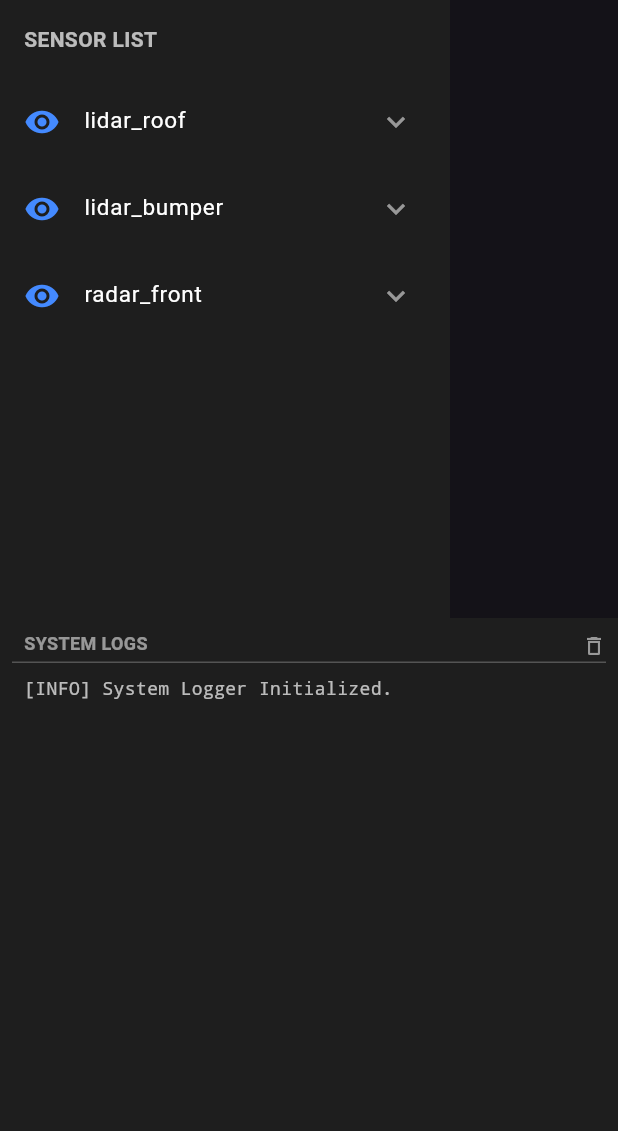
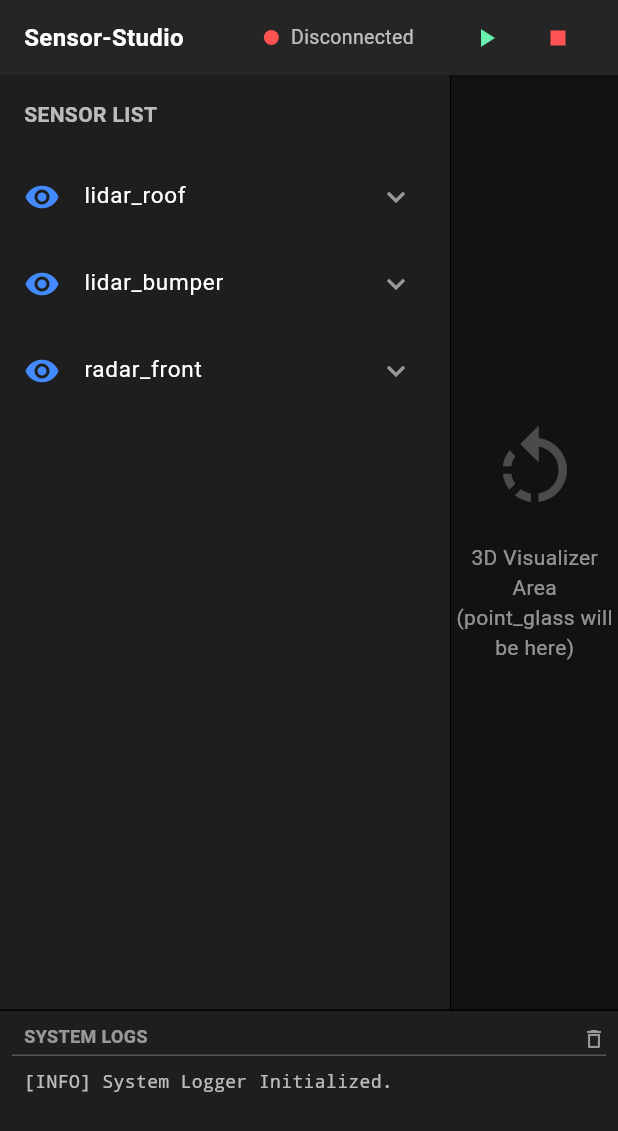
Before and after one commit to KanaviMobility-SW-Team/sensor-studio, a Flutter app: the screen it shows after launch, on a phone screen of 412 x 824 dp. Shown: the top 1131 px of the screen. Run offline on Flutter 3.47's test engine with Material 3 defaults, Android fonts, the light colour scheme and no system bars; our stand-ins replace flutter_riverpod, riverpod_annotation; missing offline and left inert: flutter_multiplatform_logger; generated files the repository leaves out were written again.

Commit message:
feat(ui): implement dashboard screen and modularize layout
- DashboardScreen 도입으로 메인 UI 구조화 및 각 영역 컴포넌트화
- 상단 헤더(MainHeader) 및 3D 비주얼라이저(MainVisualizer) 컴포넌트 추가
- 헤더, 사이드바, 메인 뷰포트, 하단 콘솔이 조립된 통합 레이아웃 구축
- main.dart의 UI 정의를 DashboardScreen으로 분리하여 코드 가독성 개선

```diff
--- a/ui/lib/main.dart
+++ b/ui/lib/main.dart
@@ -2,9 +2,7 @@ import 'package:flutter/material.dart';
 
 import 'package:flutter_riverpod/flutter_riverpod.dart';
 import 'package:flutter_multiplatform_logger/flutter_multiplatform_logger.dart';
-
-import 'package:ui/widgets/layout/bottom_console.dart';
-import 'package:ui/widgets/layout/sensor_sidebar.dart';
+import 'package:ui/screens/dashboard_screen.dart';
 
 void main() async {
   WidgetsFlutterBinding.ensureInitialized();
@@ -23,18 +21,7 @@ class SensorStudioApp extends StatelessWidget {
     return MaterialApp(
       title: 'Sensor-Studio',
       theme: ThemeData.dark(), // 기본적으로 어두운 테마 사용
-      home: Scaffold(
-        body: Center(
-          child: Column(
-            children: [
-              Expanded(
-                child: Row(children: [const SensorSidebar(), const Spacer()]),
-              ),
-              Expanded(child: BottomConsole()),
-            ],
-          ),
-        ), // 임시 화면
-      ),
+      home: const DashboardScreen(),
     );
   }
 }
--- /dev/null
+++ b/ui/lib/screens/dashboard_screen.dart
@@ -0,0 +1,31 @@
+import 'package:flutter/material.dart';
+import '../widgets/layout/main_header.dart';
+import '../widgets/layout/sensor_sidebar.dart';
+import '../widgets/layout/bottom_console.dart';
+import '../widgets/visualizer/main_visualizer.dart';
+
+class DashboardScreen extends StatelessWidget {
+  const DashboardScreen({super.key});
+
+  @override
+  Widget build(BuildContext context) {
+    return Scaffold(
+      body: Column(
+        children: [
+          const MainHeader(),
+          Expanded(
+            child: Row(
+              children: [
+                const SensorSidebar(),
+                Container(width: 1, color: Colors.black),
+                const MainVisualizer(),
+              ],
+            ),
+          ),
+          Container(height: 1, color: Colors.black),
+          const BottomConsole(),
+        ],
+      ),
+    );
+  }
+}
--- /dev/null
+++ b/ui/lib/widgets/layout/main_header.dart
@@ -0,0 +1,51 @@
+import 'package:flutter/material.dart';
+
+class MainHeader extends StatelessWidget {
+  const MainHeader({super.key});
+
+  @override
+  Widget build(BuildContext context) {
+    return Container(
+      height: 50,
+      color: const Color(0xFF252526),
+      padding: const EdgeInsets.symmetric(horizontal: 16),
+      child: Row(
+        children: [
+          const Text(
+            'Sensor-Studio',
+            style: TextStyle(
+              fontWeight: FontWeight.bold,
+              color: Colors.white,
+              fontSize: 16,
+            ),
+          ),
+          const Spacer(),
+          Container(
+            width: 10,
+            height: 10,
+            decoration: const BoxDecoration(
+              color: Colors.redAccent,
+              shape: BoxShape.circle,
+            ),
+          ),
+          const SizedBox(width: 8),
+          const Text(
+            'Disconnected',
+            style: TextStyle(color: Colors.white70, fontSize: 13),
+          ),
+          const SizedBox(width: 24),
+          IconButton(
+            icon: const Icon(Icons.play_arrow, size: 20),
+            onPressed: () {},
+            color: Colors.greenAccent,
+          ),
+          IconButton(
+            icon: const Icon(Icons.stop, size: 20),
+            onPressed: () {},
+            color: Colors.redAccent,
+          ),
+        ],
+      ),
+    );
+  }
+}
--- /dev/null
+++ b/ui/lib/widgets/visualizer/main_visualizer.dart
@@ -0,0 +1,28 @@
+import 'package:flutter/material.dart';
+
+class MainVisualizer extends StatelessWidget {
+  const MainVisualizer({super.key});
+
+  @override
+  Widget build(BuildContext context) {
+    return Expanded(
+      child: Container(
+        color: const Color(0xFF121212),
+        child: const Center(
+          child: Column(
+            mainAxisAlignment: MainAxisAlignment.center,
+            children: [
+              Icon(Icons.rotate_left, size: 64, color: Colors.white24),
+              SizedBox(height: 16),
+              Text(
+                '3D Visualizer Area\n(point_glass will be here)',
+                textAlign: TextAlign.center,
+                style: TextStyle(color: Colors.white54),
+              ),
+            ],
+          ),
+        ),
+      ),
+    );
+  }
+}
```
